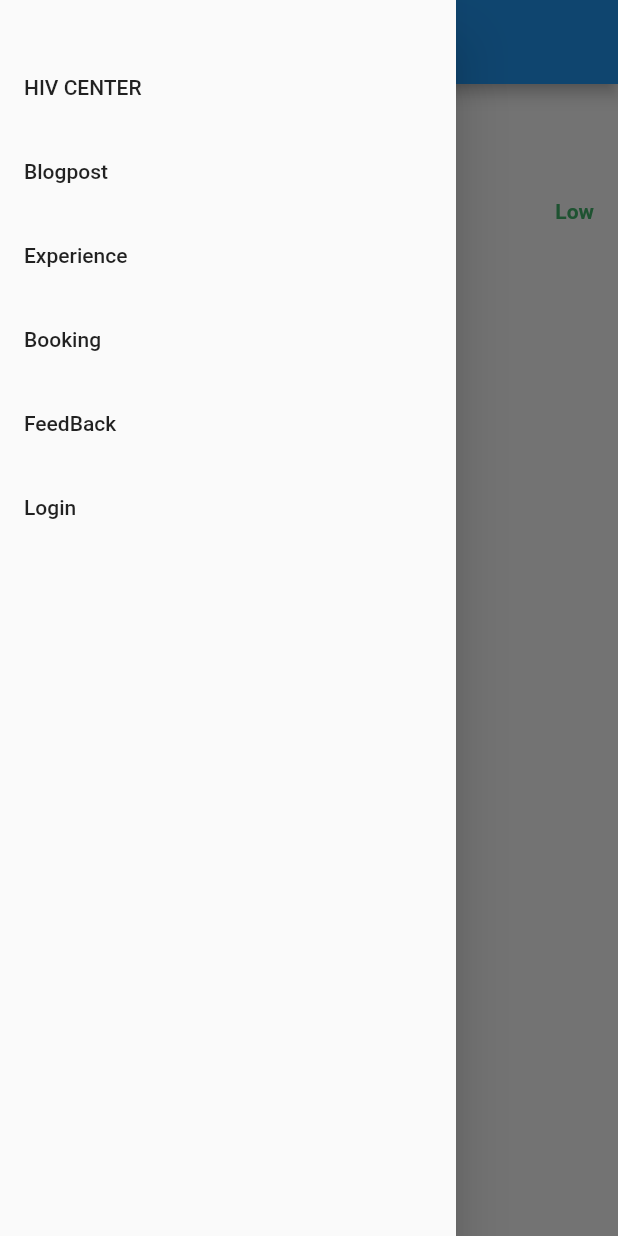
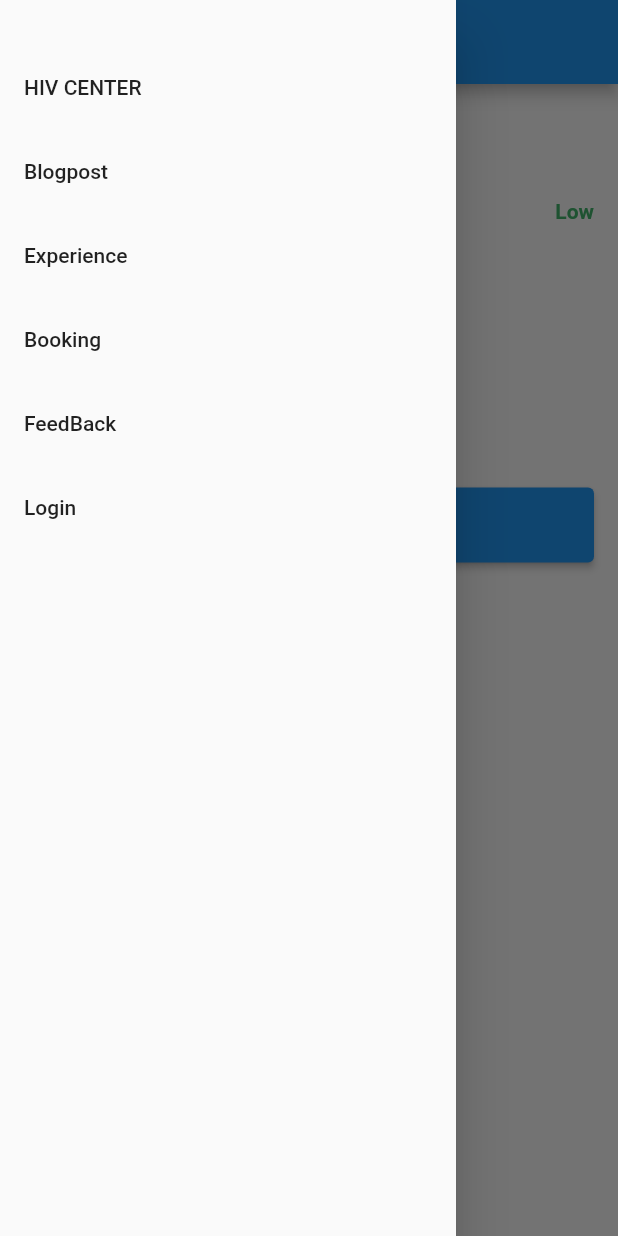
Before and after one commit to Emilicos/D04-Mobile-HIVCenter, a Flutter app: the BlogpostDetail screen opened directly with empty values, with the side drawer open, on a phone screen of 412 x 824 dp. Run offline on Flutter 3.47's test engine with Material 2 defaults, Android fonts, the phone set to English and light mode, and no system bars; our stand-ins replace card_swiper, ionicons, percent_indicator; missing offline and left inert: pbp_django_auth.

Commit message:
fixing overflow

```diff
--- a/lib/pages/blogpost_detail.dart
+++ b/lib/pages/blogpost_detail.dart
@@ -84,6 +84,25 @@ class BlogpostDetail extends StatelessWidget {
                 ),
               ),
             ),
+
+            Padding(
+              padding: const EdgeInsets.all(16.0),
+              child: Column(
+                 mainAxisAlignment: MainAxisAlignment.end,
+                 children: [
+                   ElevatedButton(
+                     onPressed: () {
+                       Navigator.pop(context);
+                     },
+                     style: ElevatedButton.styleFrom(
+                       backgroundColor: Colors.blue,
+                       minimumSize: const Size.fromHeight(50), // NEW
+                     ),
+                     child: const Text('Back', style: TextStyle(color: Colors.white)),
+                   )
+                 ],
+               ),
+            ),
           ],
         ),
       ),
```
Also changed, not shown: lib/pages/blogpost_page.dart (+7 -3 lines).
